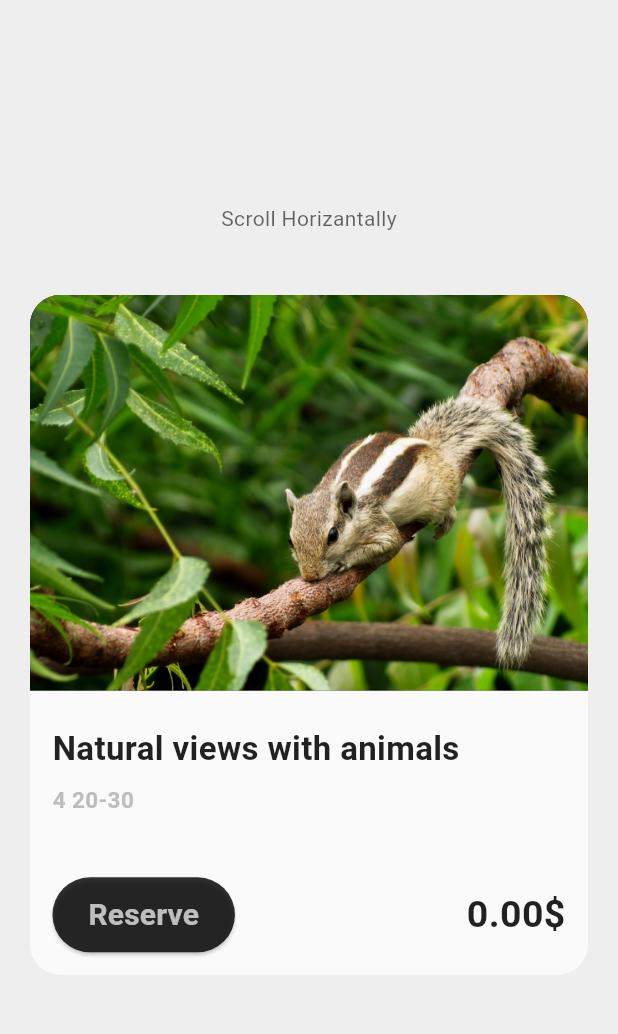
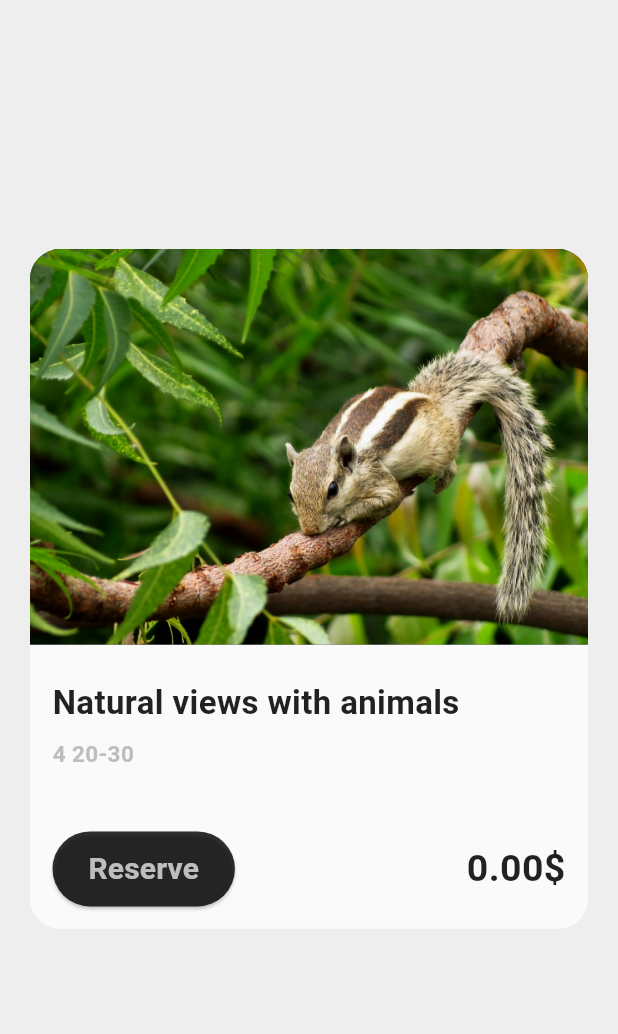
Before and after one commit to AbdulRahmanAMKhalaf/parallax_scroll_effect_app, a Flutter app: the screen it shows after launch, on a phone screen of 412 x 824 dp, the part 71-1105 px from its top. Run offline on Flutter 3.47's test engine with Material 3 defaults, Android fonts, the phone set to English and light mode, and no system bars; drawn by our look-alikes of carousel_slider, flutter_animate; our stand-ins replace responsive_sizer.

Commit message:
Initial commit

```diff
--- a/lib/screens/home_screen_content.dart
+++ b/lib/screens/home_screen_content.dart
@@ -19,15 +19,6 @@ class _HomeScreenContentState extends State<HomeScreenContent> {
       mainAxisAlignment: MainAxisAlignment.center,
       crossAxisAlignment: CrossAxisAlignment.start,
       children: [
-        Align(
-          alignment: Alignment.topCenter,
-          child: Text('Scroll Horizantally',
-            style: TextStyle(
-                color: Colors.black.withOpacity(0.6)
-            ),
-          ),
-        ),
-        SizedBox(height: 5.h,),
         CarouselSlider(
             items: List.generate(
                 homeList.length,
```
